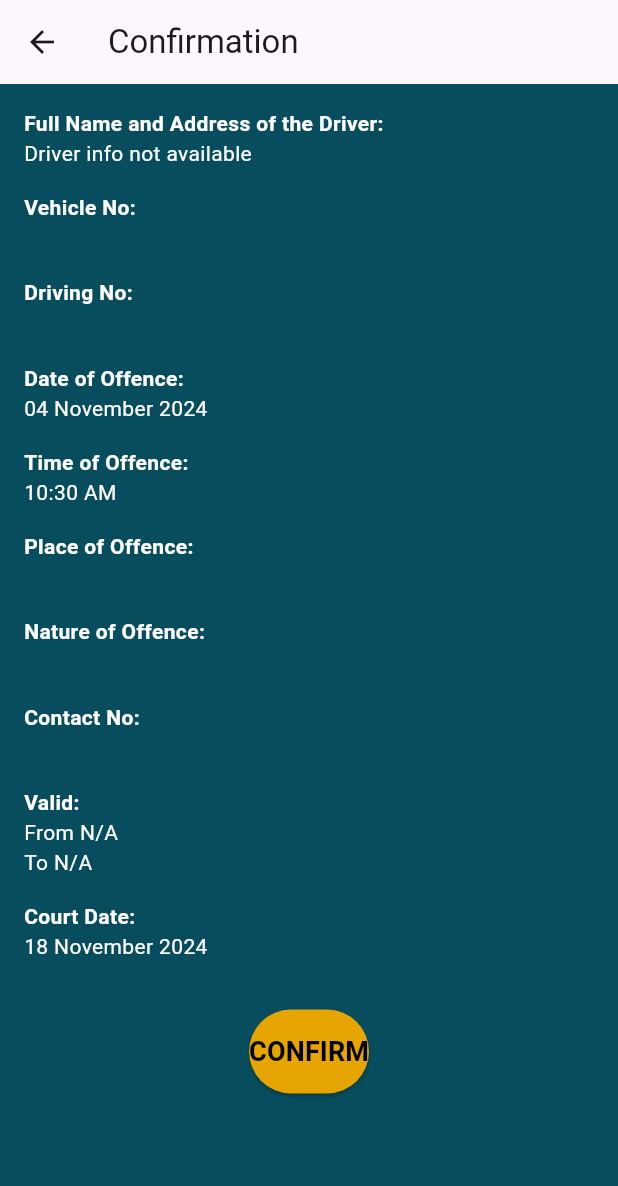
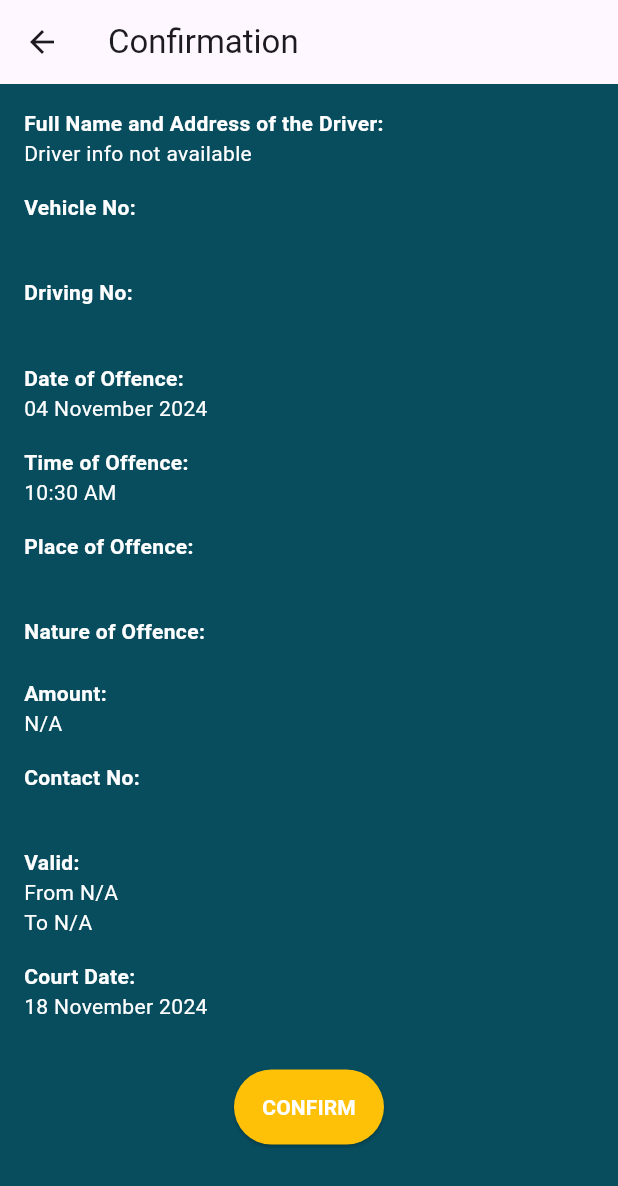
Before and after one commit to Dihara98/trafficapp, a Flutter app: the SixteenAndSeventeenPage screen opened directly with empty values, on a phone screen of 412 x 824 dp. Shown: the top 1186 px of the screen. Run offline on Flutter 3.47's test engine with Material 3 defaults, Android fonts, the phone set to English and light mode, and no system bars; our stand-ins replace cloud_firestore, file_picker, firebase_auth, firebase_core, firebase_storage, open_filex and 1 more; missing offline and left inert: bcrypt; accounts and stored records are empty.

Commit message:
amount in police side

```diff
--- a/lib/sixteen_and_seventeen_page.dart
+++ b/lib/sixteen_and_seventeen_page.dart
@@ -2,7 +2,6 @@ import 'package:flutter/material.dart';
 import 'package:cloud_firestore/cloud_firestore.dart'; // Firebase Firestore package
 import 'package:intl/intl.dart';
 import 'eighteenth_page.dart';
-//This is a comment
 
 class SixteenAndSeventeenPage extends StatefulWidget {
   final String dlNo;
@@ -24,14 +23,15 @@ class SixteenAndSeventeenPage extends StatefulWidget {
 }
 
 class _SixteenPageState extends State<SixteenAndSeventeenPage> {
-  String fullName= '';
-  String address= '';
+  String fullName = '';
+  String address = '';
   String dateOfOffence = '';
   String timeOfOffence = '';
   String courtDate = '';
   bool isLoading = true;
   late String vehicleNo;
   String? fineName;
+  double? fineValue;
   Timestamp? validFromDate;
   Timestamp? validToDate;
 
@@ -41,7 +41,7 @@ class _SixteenPageState extends State<SixteenAndSeventeenPage> {
     _fetchDrivingLicence();
     _getCurrentDateTime();
     _fetchVehicleDetails();
-    _fetchFineName();
+    _fetchFineDetails();
   }
 
   String formatTimestamp(Timestamp? timestamp) {
@@ -50,21 +50,17 @@ class _SixteenPageState extends State<SixteenAndSeventeenPage> {
     return DateFormat('dd MMMM yyyy').format(date); // Only show date
   }
 
-  // Fetch Name and Address from Firebase using the dlNo
   Future<void> _fetchDrivingLicence() async {
     try {
-      // Query Firestore to find documents with the matching dlNo field
       QuerySnapshot driverDoc = await FirebaseFirestore.instance
           .collection('DrivingLicence')
-          .where('dlNo', isEqualTo: widget.dlNo) // Query using the dlNo field
+          .where('dlNo', isEqualTo: widget.dlNo)
           .get();
 
       if (driverDoc.docs.isNotEmpty) {
-        // If documents are found, take the first document
         setState(() {
           fullName = driverDoc.docs.first['fullName'];
           address = driverDoc.docs.first['address'];
-          // ... inside _fetchDrivingLicence function ...
           validFromDate = driverDoc.docs.first['dateOfIssue'] as Timestamp?;
           validToDate = driverDoc.docs.first['dateOfExpiry'] as Timestamp?;
         });
@@ -74,24 +70,20 @@ class _SixteenPageState extends State<SixteenAndSeventeenPage> {
     } catch (e) {
       print('Error fetching driver info: $e');
     } finally {
-      // Always set isLoading to false, whether the document was found or not
       setState(() {
         isLoading = false;
       });
     }
   }
 
-
   Future<void> _fetchVehicleDetails() async {
     try {
-      // Query Firestore to find documents with the matching dlNo field
       QuerySnapshot vehicleDoc = await FirebaseFirestore.instance
           .collection('VehicleDetails')
-          .where('VehicleNo', isEqualTo: widget.vehicleNo) // Query using the dlNo field
+          .where('VehicleNo', isEqualTo: widget.vehicleNo)
           .get();
 
       if (vehicleDoc.docs.isNotEmpty) {
-        // If documents are found, take the first document
         setState(() {
           vehicleNo = vehicleDoc.docs.first['vehicleNo'];
         });
@@ -101,14 +93,13 @@ class _SixteenPageState extends State<SixteenAndSeventeenPage> {
     } catch (e) {
       print('Error fetching driver info: $e');
     } finally {
-      // Always set isLoading to false, whether the document was found or not
       setState(() {
         isLoading = false;
       });
     }
   }
 
-  Future<void> _fetchFineName() async {
+  Future<void> _fetchFineDetails() async {
     try {
       QuerySnapshot querySnapshot = await FirebaseFirestore.instance
           .collection('Fines')
@@ -118,29 +109,27 @@ class _SixteenPageState extends State<SixteenAndSeventeenPage> {
       if (querySnapshot.docs.isNotEmpty) {
         setState(() {
           fineName = querySnapshot.docs.first['fineName'];
+          fineValue = querySnapshot.docs.first['fineValue'].toDouble();
         });
       }
     } catch (e) {
       setState(() {
         fineName = 'Error retrieving fine name';
+        fineValue = 0.0;
       });
     }
   }
 
-
-  // Get Current Date and Time
   void _getCurrentDateTime() {
     DateTime now = DateTime.now();
     setState(() {
       dateOfOffence = DateFormat('dd MMMM yyyy').format(now);
       timeOfOffence = DateFormat('hh:mm a').format(now);
-      // Calculate Court Date
       DateTime courtDateDateTime = now.add(Duration(days: 14));
       courtDate = DateFormat('dd MMMM yyyy').format(courtDateDateTime);
     });
   }
 
-  // Push the data to Firestore
   Future<void> _submitAndNavigate() async {
     try {
       await FirebaseFirestore.instance.collection('GotFine').add({
@@ -156,7 +145,6 @@ class _SixteenPageState extends State<SixteenAndSeventeenPage> {
         'courtDate': courtDate
       });
       print('Data submitted successfully!');
-      // Navigate to EighteenthPage after successful submission
       Navigator.pushReplacement(
         context,
         MaterialPageRoute(builder: (context) => EighteenthPage()),
@@ -166,11 +154,10 @@ class _SixteenPageState extends State<SixteenAndSeventeenPage> {
     }
   }
 
-
   @override
   Widget build(BuildContext context) {
     return Scaffold(
-      backgroundColor: Color(0xFF074D5E), // Set background color
+      backgroundColor: Color(0xFF074D5E),
       appBar: AppBar(
         title: Text('Confirmation'),
         leading: IconButton(
@@ -180,7 +167,7 @@ class _SixteenPageState extends State<SixteenAndSeventeenPage> {
       ),
       body: isLoading
           ? Center(child: CircularProgressIndicator())
-          : Padding(
+          : SingleChildScrollView(
         padding: const EdgeInsets.all(16.0),
         child: Column(
           crossAxisAlignment: CrossAxisAlignment.start,
@@ -189,13 +176,11 @@ class _SixteenPageState extends State<SixteenAndSeventeenPage> {
               'Full Name and Address of the Driver:',
               style: TextStyle(
                 fontWeight: FontWeight.bold,
-                color: Colors.white, // Set text color to white
+                color: Colors.white,
               ),
             ),
             Text(
-              fullName.isEmpty
-                  ? 'Driver info not available'
-                  : '$fullName\n$address',
+              fullName.isEmpty ? 'Driver info not available' : '$fullName\n$address',
               style: TextStyle(color: Colors.white),
             ),
             SizedBox(height: 16),
@@ -244,7 +229,6 @@ class _SixteenPageState extends State<SixteenAndSeventeenPage> {
             ),
             Text(widget.placeOffence, style: TextStyle(color: Colors.white)),
             SizedBox(height: 16),
-
             Text(
               'Nature of Offence:',
               style: TextStyle(
@@ -253,11 +237,20 @@ class _SixteenPageState extends State<SixteenAndSeventeenPage> {
               ),
             ),
             Text(
-              fineName != null ? fineName! : '', // Display the fine name or an empty string if null
+              fineName != null ? fineName! : '',
               style: TextStyle(color: Colors.white),
             ),
-
-
+            Text(
+              'Amount:',
+              style: TextStyle(
+                fontWeight: FontWeight.bold,
+                color: Colors.white,
+              ),
+            ),
+            Text(
+              fineValue != null ? fineValue!.toString() : 'N/A',
+              style: TextStyle(color: Colors.white),
+            ),
             SizedBox(height: 16),
             Text(
               'Contact No:',
@@ -267,7 +260,6 @@ class _SixteenPageState extends State<SixteenAndSeventeenPage> {
               ),
             ),
             Text(widget.contactNo, style: TextStyle(color: Colors.white)),
-
             SizedBox(height: 16),
             Text(
               'Valid:',
@@ -276,23 +268,14 @@ class _SixteenPageState extends State<SixteenAndSeventeenPage> {
                 color: Colors.white,
               ),
             ),
-            // Format and display valid from date
-            // ... inside build method ...
             Text(
               'From ${validFromDate != null ? formatTimestamp(validFromDate) : 'N/A'}',
-              style: TextStyle(
-                color: Colors.white,
-              ),
+              style: TextStyle(color: Colors.white),
             ),
-// ...
             Text(
               'To ${validToDate != null ? formatTimestamp(validToDate) : 'N/A'}',
-              style: TextStyle(
-                color: Colors.white,
-              ),
+              style: TextStyle(color: Colors.white),
             ),
-// ...
-
             SizedBox(height: 16),
             Text(
               'Court Date:',
@@ -301,26 +284,20 @@ class _SixteenPageState extends State<SixteenAndSeventeenPage> {
                 color: Colors.white,
               ),
             ),
-            Text(courtDate, style: TextStyle(color: Colors.white)), // Display courtDate
+            Text(courtDate, style: TextStyle(color: Colors.white)),
             SizedBox(height: 32),
             Center(
               child: ElevatedButton(
                 onPressed: _submitAndNavigate,
-                /*onPressed: () {
-                  Navigator.pushReplacement(
-                    context,
-                    MaterialPageRoute(builder: (context) => EighteenthPage()),
-                  );
-                },*/
                 style: ElevatedButton.styleFrom(
-                  backgroundColor: const Color(0xFFE6A500),
+                  backgroundColor: Colors.amber,
+                  fixedSize: Size(100, 50),
                   padding: const EdgeInsets.symmetric(vertical: 15),
                 ),
                 child: Text(
                   'CONFIRM',
                   style: TextStyle(
-                    fontSize: 18,
-                    color: Colors.black, // Black bold text
+                    color: Colors.white,
                     fontWeight: FontWeight.bold,
                   ),
                 ),
```
